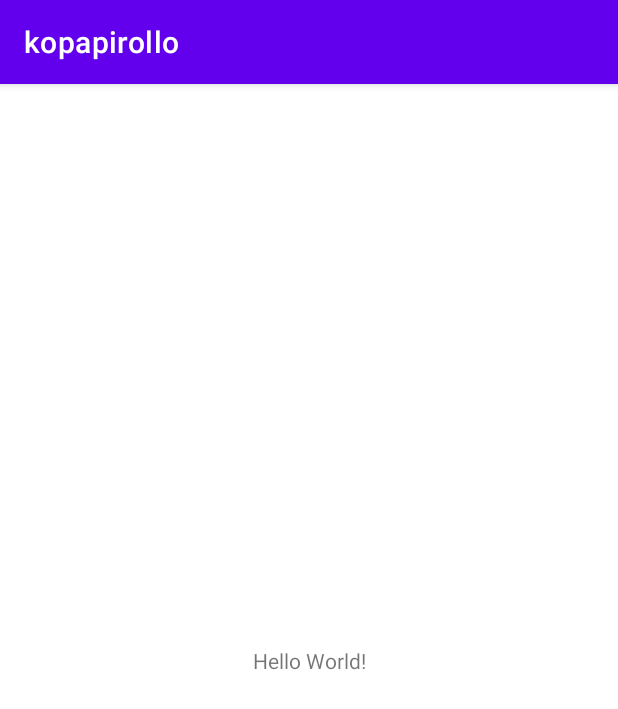
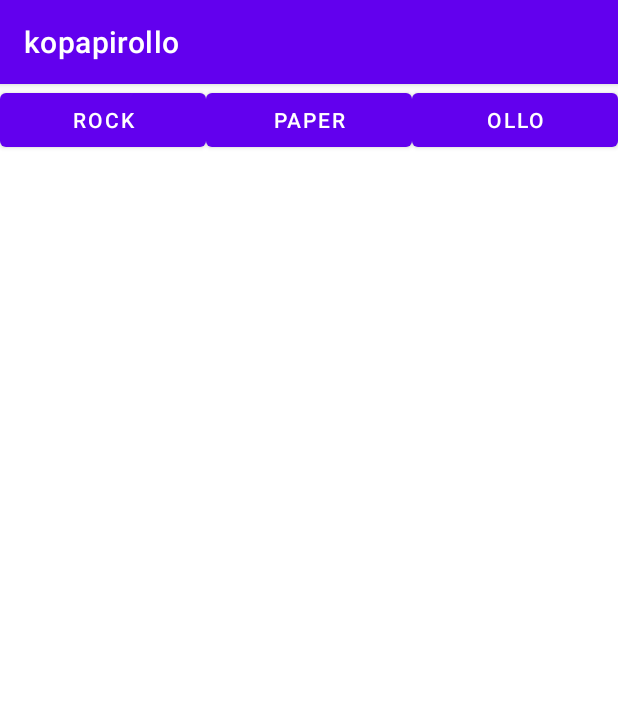
Before and after one commit to Szabolcs01/kopapirolo, an Android app: the screen it shows after launch (MainActivity), on a phone screen of 412 x 824 dp. Shown: the top 709 px of the screen. Run offline under Robolectric (Android 15) with nearby library versions, the phone set to English and light mode, and no system bars.

Commit message:
Button létre hozzása

```diff
--- a/app/src/main/res/layout/activity_main.xml
+++ b/app/src/main/res/layout/activity_main.xml
@@ -1,18 +1,34 @@
 <?xml version="1.0" encoding="utf-8"?>
-<androidx.constraintlayout.widget.ConstraintLayout xmlns:android="http://schemas.android.com/apk/res/android"
+<LinearLayout xmlns:android="http://schemas.android.com/apk/res/android"
     xmlns:app="http://schemas.android.com/apk/res-auto"
     xmlns:tools="http://schemas.android.com/tools"
     android:layout_width="match_parent"
+    android:orientation="horizontal"
+    android:weightSum="3"
     android:layout_height="match_parent"
-    tools:context=".MainActivity">
+    tools:context=".MainActivity"
+    >
 
-    <TextView
+
+    <Button
+        android:id="@+id/b_rock"
         android:layout_width="wrap_content"
         android:layout_height="wrap_content"
-        android:text="Hello World!"
-        app:layout_constraintBottom_toBottomOf="parent"
-        app:layout_constraintLeft_toLeftOf="parent"
-        app:layout_constraintRight_toRightOf="parent"
-        app:layout_constraintTop_toTopOf="parent" />
+        android:layout_weight="1"
+        android:text="Rock" />
 
-</androidx.constraintlayout.widget.ConstraintLayout>
+    <Button
+        android:id="@+id/b_paper"
+        android:layout_width="wrap_content"
+        android:layout_height="wrap_content"
+        android:layout_weight="1"
+        android:text="Paper" />
+
+    <Button
+        android:layout_width="wrap_content"
+        android:layout_height="wrap_content"
+        android:layout_weight="1"
+        android:text="Ollo"
+        android:id="@+id/b_ollo"/>
+
+</LinearLayout>
```
